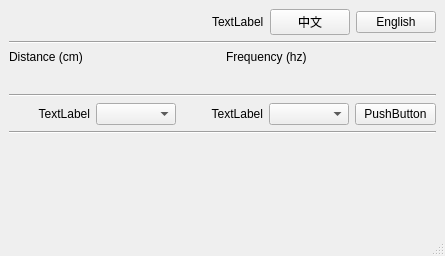
This is tf03_setup/main_window.ui in codincodee/tf0x_dev as Qt 5 draws it before an edit. The edited form follows.
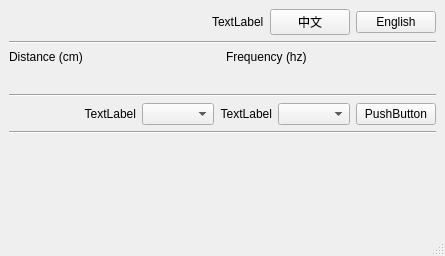
This is the edited form.

Commit message: Dynamic layout

What changed in the file:
```diff
--- a/tf03_setup/main_window.ui
+++ b/tf03_setup/main_window.ui
@@ -153,10 +153,33 @@
     </item>
     <item row="4" column="0">
      <layout class="QGridLayout" name="gridLayout_2">
-      <item row="0" column="3">
-       <widget class="QComboBox" name="BaudRateComboBox"/>
-      </item>
       <item row="0" column="4">
+       <widget class="QComboBox" name="BaudRateComboBox"/>
+      </item>
+      <item row="0" column="2">
+       <widget class="QComboBox" name="SerialPortComboBox"/>
+      </item>
+      <item row="0" column="3">
+       <widget class="QLabel" name="BaudRateLabel">
+        <property name="text">
+         <string>TextLabel</string>
+        </property>
+        <property name="alignment">
+         <set>Qt::AlignRight|Qt::AlignTrailing|Qt::AlignVCenter</set>
+        </property>
+       </widget>
+      </item>
+      <item row="0" column="1">
+       <widget class="QLabel" name="PortNameLabel">
+        <property name="text">
+         <string>TextLabel</string>
+        </property>
+        <property name="alignment">
+         <set>Qt::AlignRight|Qt::AlignTrailing|Qt::AlignVCenter</set>
+        </property>
+       </widget>
+      </item>
+      <item row="0" column="5">
        <widget class="QPushButton" name="ConnectPushButton">
         <property name="text">
          <string>PushButton</string>
@@ -164,27 +187,17 @@
        </widget>
       </item>
       <item row="0" column="0">
-       <widget class="QLabel" name="PortNameLabel">
-        <property name="text">
-         <string>TextLabel</string>
+       <spacer name="horizontalSpacer_2">
+        <property name="orientation">
+         <enum>Qt::Horizontal</enum>
         </property>
-        <property name="alignment">
-         <set>Qt::AlignRight|Qt::AlignTrailing|Qt::AlignVCenter</set>
+        <property name="sizeHint" stdset="0">
+         <size>
+          <width>40</width>
+          <height>20</height>
+         </size>
         </property>
-       </widget>
-      </item>
-      <item row="0" column="1">
-       <widget class="QComboBox" name="SerialPortComboBox"/>
-      </item>
-      <item row="0" column="2">
-       <widget class="QLabel" name="BaudRateLabel">
-        <property name="text">
-         <string>TextLabel</string>
-        </property>
-        <property name="alignment">
-         <set>Qt::AlignRight|Qt::AlignTrailing|Qt::AlignVCenter</set>
-        </property>
-       </widget>
+       </spacer>
       </item>
      </layout>
     </item>
```
The commit also changes 2 other files.
